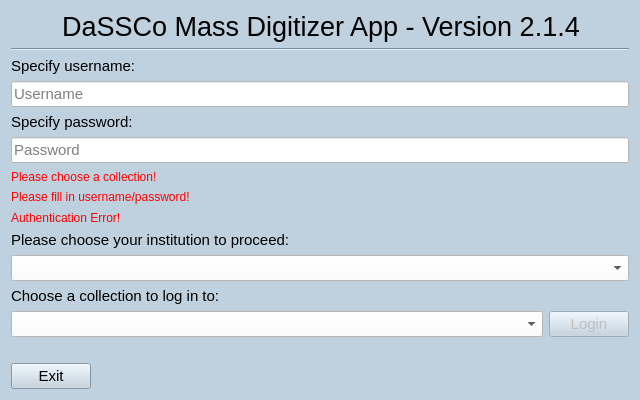
First picture: the form in MassDigitizer/ui/homescreen.ui, repository NHMDenmark/Mass-Digitizer, before the edit.
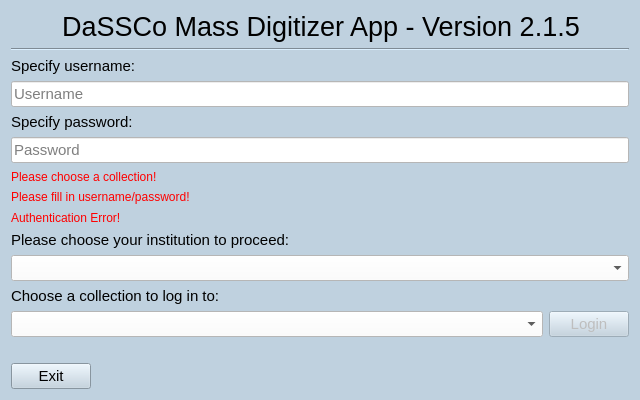
Second picture: the form after the edit.

```diff
--- a/MassDigitizer/ui/homescreen.ui
+++ b/MassDigitizer/ui/homescreen.ui
@@ -61,7 +61,7 @@
       </font>
      </property>
      <property name="text">
-      <string>DaSSCo Mass Digitizer App - Version 2.1.4</string>
+      <string>DaSSCo Mass Digitizer App - Version 2.1.5</string>
      </property>
      <property name="alignment">
       <set>Qt::AlignmentFlag::AlignCenter</set>
```
